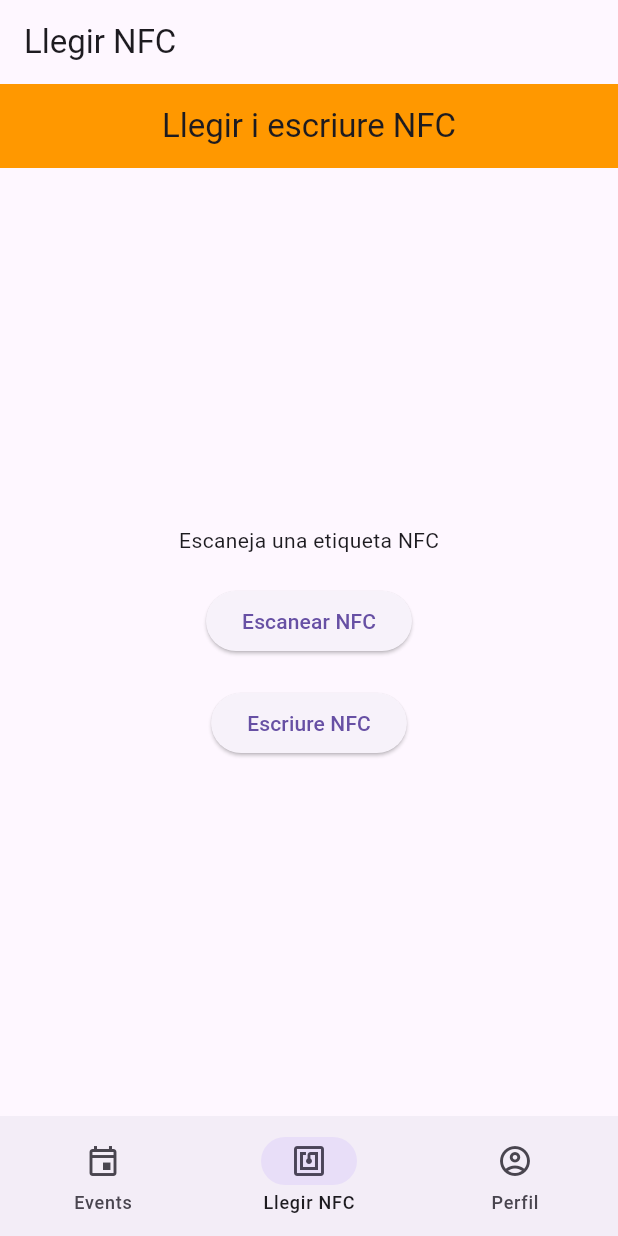
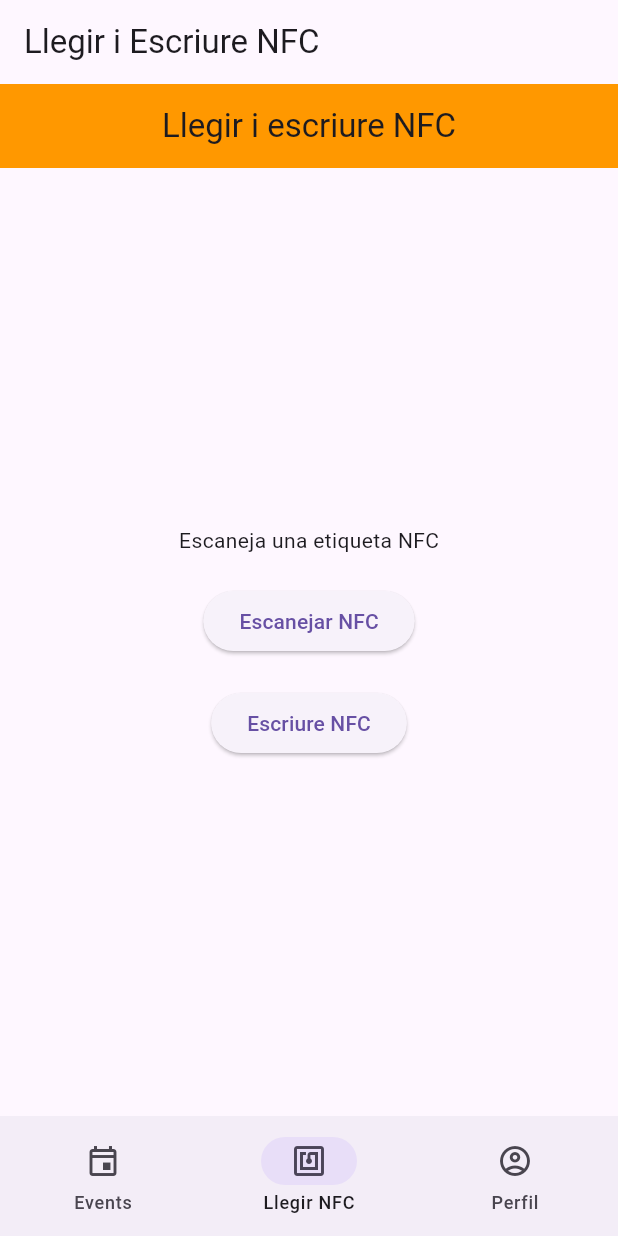
Before and after one commit to JoelFusterBosch/Projecte_Final_DAM_Gestio-_d_una_falla, a Flutter app: the screen it shows after launch, item 2 of the bottom bar chosen, on a phone screen of 412 x 824 dp. Run offline on Flutter 3.47's test engine with Material 3 defaults, Android fonts, the phone set to English and light mode, and no system bars; missing offline and left inert: dart:ffi, nfc_manager.

Commit message:
Correció del directori Api-Odoo + millores de la pantalla de llegir nfc

```diff
--- a/gestio_falla/lib/screens/llegir_nfc_screen.dart
+++ b/gestio_falla/lib/screens/llegir_i_escriure_nfc_screen.dart
@@ -1,13 +1,13 @@
 import 'package:flutter/material.dart';
 import 'package:nfc_manager/nfc_manager.dart';
 
-class LlegirNFCScreen extends StatefulWidget{
-  const LlegirNFCScreen({super.key});
+class LlegirIEscriureNfcScreen extends StatefulWidget{
+  const LlegirIEscriureNfcScreen({super.key});
 
   @override
-  State<LlegirNFCScreen> createState() => LlegirNFCScreenState();
+  State<LlegirIEscriureNfcScreen> createState() => LlegirIEscriureNfcScreenState();
 }
-class LlegirNFCScreenState extends State<LlegirNFCScreen> {
+class LlegirIEscriureNfcScreenState extends State<LlegirIEscriureNfcScreen> {
   String _nfcData = "Escaneja una etiqueta NFC";
   String codiNFC="8430001000017";
 
@@ -19,7 +19,9 @@ class LlegirNFCScreenState extends State<LlegirNFCScreen> {
       });
       return;
     }
-
+    setState(() {
+      _nfcData = "Acosta una etiqueta perfavor";
+    });
     NfcManager.instance.startSession(onDiscovered: (NfcTag tag) async {
       setState(() {
         _nfcData = tag.data.toString();
@@ -36,7 +38,9 @@ class LlegirNFCScreenState extends State<LlegirNFCScreen> {
       });
       return;
     }
-
+    setState(() {
+      _nfcData = "Acosta una etiqueta perfavor";
+    });
     NfcManager.instance.startSession(onDiscovered: (NfcTag tag) async {
       var ndef = Ndef.from(tag);
       if (ndef == null || !ndef.isWritable) {
@@ -82,7 +86,7 @@ class LlegirNFCScreenState extends State<LlegirNFCScreen> {
             SizedBox(height: 20),
             ElevatedButton(
               onPressed: _startNFC,
-              child: Text("Escanear NFC"),
+              child: Text("Escanejar NFC"),
             ),
             SizedBox(height: 20,),
             ElevatedButton(
--- a/gestio_falla/lib/screens/principal_screen.dart
+++ b/gestio_falla/lib/screens/principal_screen.dart
@@ -1,6 +1,6 @@
 import 'package:flutter/material.dart';
 import 'package:gestio_falla/screens/events_screen.dart';
-import 'package:gestio_falla/screens/llegir_nfc_screen.dart';
+import 'package:gestio_falla/screens/llegir_i_escriure_nfc_screen.dart';
 import 'package:gestio_falla/screens/perfil_screen.dart';
 
 class PrincipalScreen extends StatefulWidget {
@@ -24,7 +24,7 @@ class PrincipalScreenState extends State<PrincipalScreen> {
     return Scaffold(
       appBar: AppBar(title:[
         const Text('Events'),
-        const Text('Llegir NFC'),
+        const Text('Llegir i Escriure NFC'),
         const Text('Perfil'),
         ][indexPantallaActual] ),
       bottomNavigationBar: NavigationBar(
@@ -51,7 +51,7 @@ class PrincipalScreenState extends State<PrincipalScreen> {
       ),
       body: <Widget>[
               const EventsScreen(),
-              const LlegirNFCScreen(),
+              const LlegirIEscriureNfcScreen(),
               const PerfilScreen(),
               ][indexPantallaActual],
     );
```
Also changed, not shown: Mòduls Odoo/Api-Odoo/img/CorreuElectrònic.png (added), Mòduls Odoo/Api-Odoo/img/PantallaContactes.png (added), Mòduls Odoo/Api-Odoo/img/PantallaUsuariAdmin.png (added), Mòduls Odoo/Api-Odoo/img/UsuariAdmin.png (added), Mòduls Odoo/Api-Odoo/img/icona.png (added), 3 other files.
